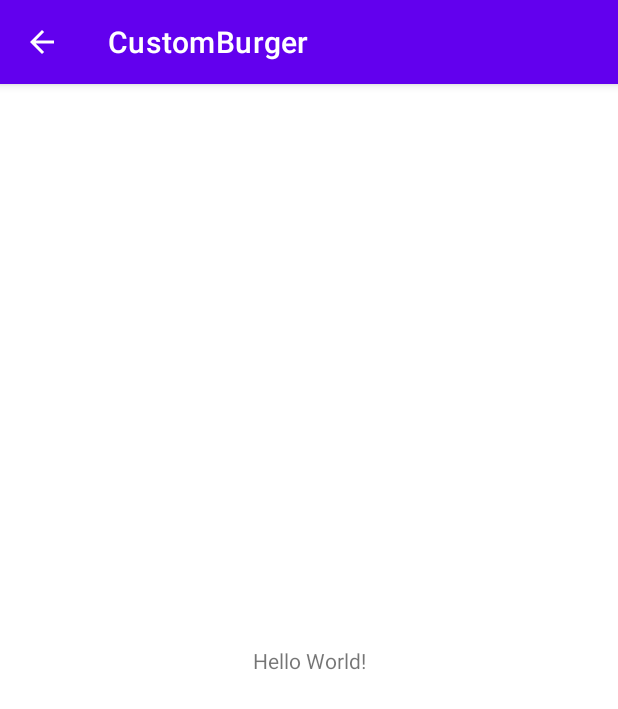
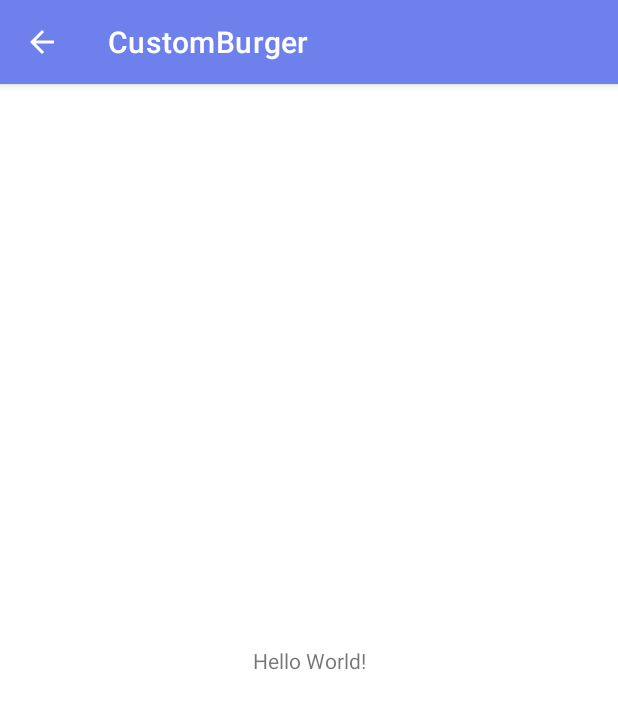
Before and after one commit to Yapp-17th/Study_DesignPattern, an Android app: the MainActivity screen opened directly, with no data from a screen before it, on a phone screen of 412 x 824 dp. Shown: the top 709 px of the screen. Run offline under Robolectric (Android 15) with nearby library versions, the phone set to English and light mode, and no system bars.

Commit message:
[Android-113] Add Activity에 Make Burger 버튼 추가, 애플리케이션 메인 색상 변경

```diff
--- a/kimhyebeen/Mission05/CustomBurger/app/src/main/res/values-night/themes.xml
+++ b/kimhyebeen/Mission05/CustomBurger/app/src/main/res/values-night/themes.xml
@@ -2,8 +2,8 @@
     <!-- Base application theme. -->
     <style name="Theme.CustomBurger" parent="Theme.MaterialComponents.DayNight.DarkActionBar">
         <!-- Primary brand color. -->
-        <item name="colorPrimary">@color/purple_200</item>
-        <item name="colorPrimaryVariant">@color/purple_700</item>
+        <item name="colorPrimary">@color/blue_200</item>
+        <item name="colorPrimaryVariant">@color/blue_700</item>
         <item name="colorOnPrimary">@color/black</item>
         <!-- Secondary brand color. -->
         <item name="colorSecondary">@color/teal_200</item>
--- a/kimhyebeen/Mission05/CustomBurger/app/src/main/res/values/colors.xml
+++ b/kimhyebeen/Mission05/CustomBurger/app/src/main/res/values/colors.xml
@@ -1,10 +1,10 @@
 <?xml version="1.0" encoding="utf-8"?>
 <resources>
-    <color name="purple_200">#FFBB86FC</color>
-    <color name="purple_500">#FF6200EE</color>
-    <color name="purple_700">#FF3700B3</color>
+    <color name="blue_200">#B2C9F6</color>
+    <color name="blue_500">#6D80EC</color>
+    <color name="blue_700">#3F51B5</color>
     <color name="teal_200">#FF03DAC5</color>
     <color name="teal_700">#FF018786</color>
-    <color name="black">#FF000000</color>
+    <color name="black">#232323</color>
     <color name="white">#FFFFFFFF</color>
 </resources>
--- a/kimhyebeen/Mission05/CustomBurger/app/src/main/res/values/strings.xml
+++ b/kimhyebeen/Mission05/CustomBurger/app/src/main/res/values/strings.xml
@@ -1,3 +1,5 @@
 <resources>
     <string name="app_name">CustomBurger</string>
+
+    <string name="make_button">Make Burger</string>
 </resources>
--- a/kimhyebeen/Mission05/CustomBurger/app/src/main/res/values/themes.xml
+++ b/kimhyebeen/Mission05/CustomBurger/app/src/main/res/values/themes.xml
@@ -2,8 +2,8 @@
     <!-- Base application theme. -->
     <style name="Theme.CustomBurger" parent="Theme.MaterialComponents.DayNight.DarkActionBar">
         <!-- Primary brand color. -->
-        <item name="colorPrimary">@color/purple_500</item>
-        <item name="colorPrimaryVariant">@color/purple_700</item>
+        <item name="colorPrimary">@color/blue_500</item>
+        <item name="colorPrimaryVariant">@color/blue_700</item>
         <item name="colorOnPrimary">@color/white</item>
         <!-- Secondary brand color. -->
         <item name="colorSecondary">@color/teal_200</item>
```
Also changed, not shown: kimhyebeen/Mission05/CustomBurger/app/src/main/res/layout/activity_add.xml (+29 -0 lines).
